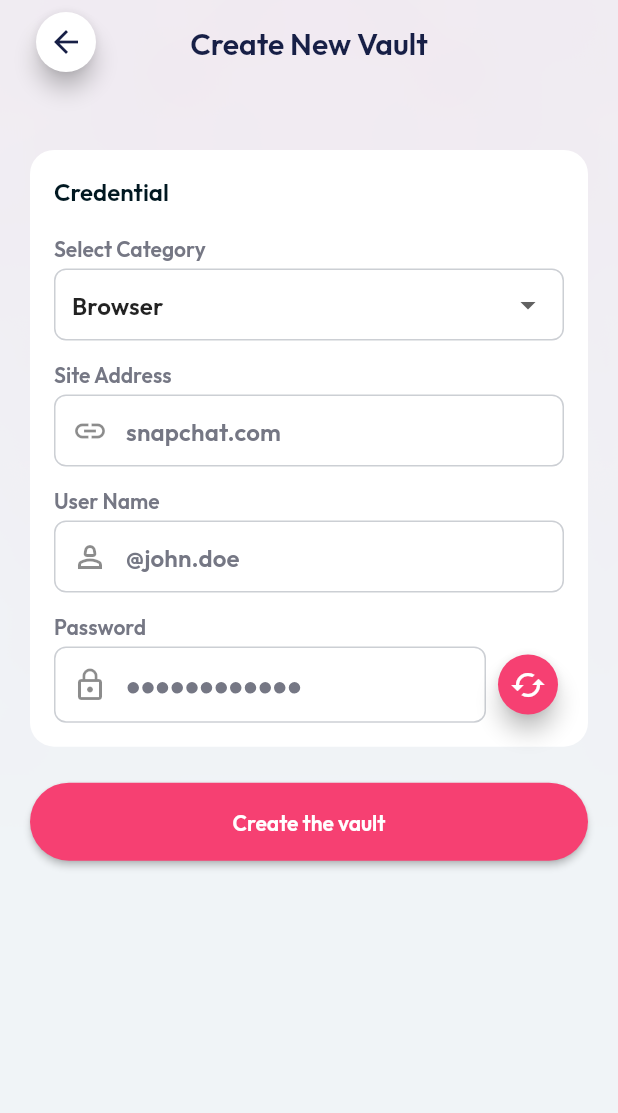
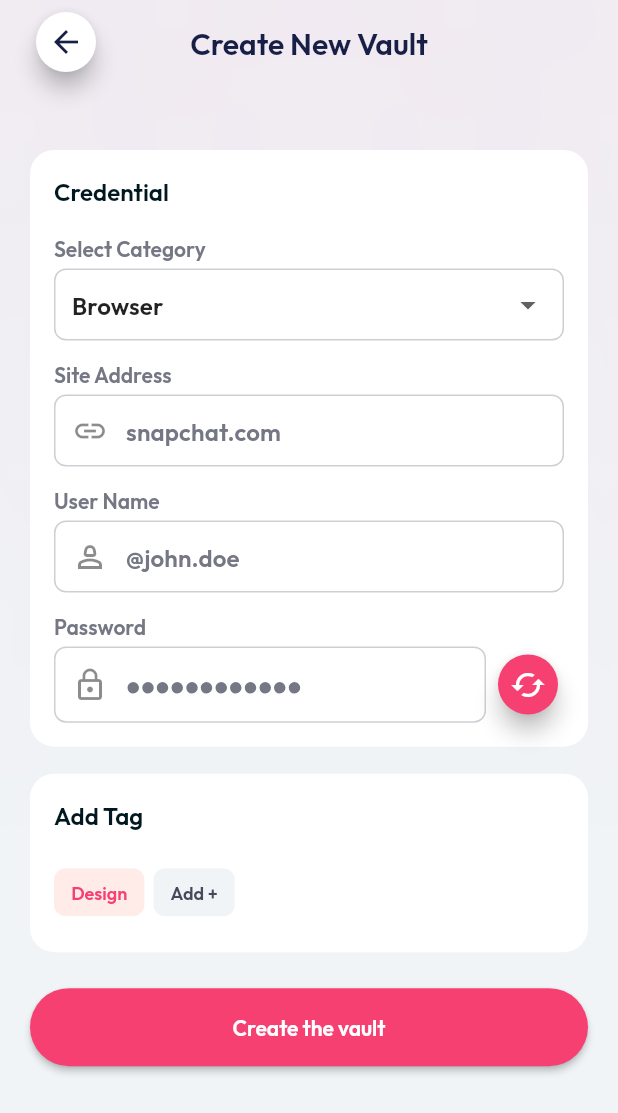
Before and after one commit to ssindher11/PassVault, a Flutter app: the CreateVaultPage screen opened directly, on a phone screen of 412 x 824 dp. Shown: the top 1113 px of the screen. Run offline on Flutter 3.47's test engine with Material 2 defaults, Android fonts, the phone set to English and light mode, and no system bars; our stand-ins replace equatable, flutter_svg, get, google_fonts.

Commit message:
Added tags section in create_vault_page.dart

```diff
--- a/lib/presentation/pages/create_vault_page.dart
+++ b/lib/presentation/pages/create_vault_page.dart
@@ -170,6 +170,7 @@ class _CreateVaultPageState extends State<CreateVaultPage> {
             ),
             style: const TextStyle(color: darkTextColor),
             cursorColor: darkTextColor,
+            textInputAction: TextInputAction.next,
           ),
           const SizedBox(height: 12),
           const Text(
@@ -203,6 +204,7 @@ class _CreateVaultPageState extends State<CreateVaultPage> {
             ),
             style: const TextStyle(color: darkTextColor),
             cursorColor: darkTextColor,
+            textInputAction: TextInputAction.next,
           ),
           const SizedBox(height: 12),
           const Text(
@@ -283,6 +285,75 @@ class _CreateVaultPageState extends State<CreateVaultPage> {
     );
   }
 
+  Widget _buildAddTagsSection() {
+    return Container(
+      decoration: BoxDecoration(
+        color: Colors.white,
+        borderRadius: BorderRadius.circular(16),
+      ),
+      width: double.infinity,
+      margin: const EdgeInsets.fromLTRB(20, 18, 20, 0),
+      padding: const EdgeInsets.all(16),
+      child: Column(
+        crossAxisAlignment: CrossAxisAlignment.start,
+        mainAxisSize: MainAxisSize.min,
+        children: [
+          const Text(
+            'Add Tag',
+            style: TextStyle(
+              color: darkTextColor,
+              fontWeight: FontWeight.w600,
+              fontSize: 16,
+            ),
+          ),
+          const SizedBox(height: 16),
+          // TODO: Change chip logic
+          Wrap(
+            spacing: 6,
+            children: [
+              ChoiceChip(
+                label: Text(
+                  'Design',
+                  style: TextStyle(
+                    color: isChipSelected ? Colors.white : redPrimary,
+                    fontWeight: FontWeight.w600,
+                    fontSize: 12,
+                  ),
+                ),
+                backgroundColor: lightOrange,
+                shape: RoundedRectangleBorder(
+                  borderRadius: BorderRadius.circular(8),
+                ),
+                selected: isChipSelected,
+                onSelected: (isSelected) => setState(() {
+                  isChipSelected = isSelected;
+                }),
+                selectedColor: redPrimary,
+              ),
+              ActionChip(
+                label: const Text(
+                  'Add +',
+                  style: TextStyle(
+                    color: Color(0xFF47495B),
+                    fontWeight: FontWeight.w600,
+                    fontSize: 12,
+                  ),
+                ),
+                backgroundColor: lightBg,
+                shape: RoundedRectangleBorder(
+                  borderRadius: BorderRadius.circular(8),
+                ),
+                onPressed: () {},
+              ),
+            ],
+          ),
+        ],
+      ),
+    );
+  }
+
+  var isChipSelected = false;
+
   @override
   Widget build(BuildContext context) {
     return Scaffold(
@@ -335,6 +406,9 @@ class _CreateVaultPageState extends State<CreateVaultPage> {
                       SliverToBoxAdapter(
                         child: _buildCredentialSection(),
                       ),
+                      SliverToBoxAdapter(
+                        child: _buildAddTagsSection(),
+                      ),
                       SliverPadding(
                         padding: const EdgeInsets.only(top: 24, bottom: 32),
                         sliver: SliverToBoxAdapter(
@@ -347,8 +421,10 @@ class _CreateVaultPageState extends State<CreateVaultPage> {
                                 backgroundColor:
                                     MaterialStateProperty.all(redPrimary),
                                 shape: MaterialStateProperty.all(
-                                    RoundedRectangleBorder(
-                                        borderRadius: BorderRadius.circular(30))),
+                                  RoundedRectangleBorder(
+                                    borderRadius: BorderRadius.circular(30),
+                                  ),
+                                ),
                               ),
                               child: const Padding(
                                 padding: EdgeInsets.all(16),
```
